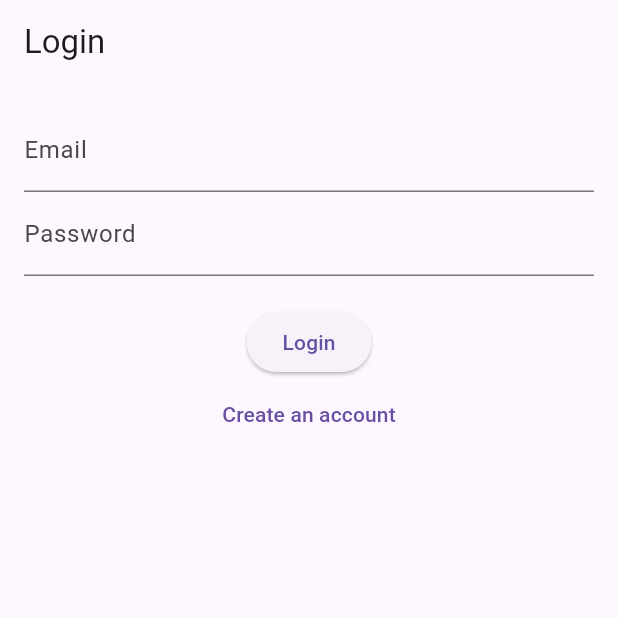
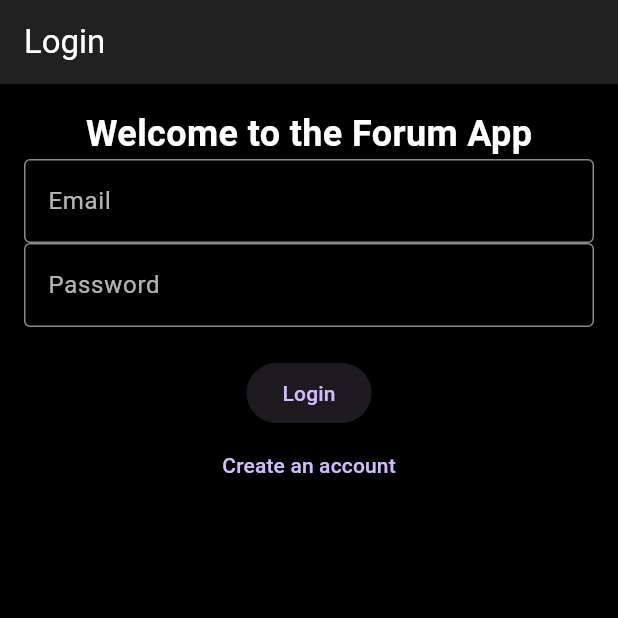
Before and after one commit to sd9550/project_2, a Flutter app: the screen it shows after launch, on a phone screen of 412 x 824 dp, the top half of it. Run offline on Flutter 3.47's test engine with Material 3 defaults, Android fonts, the light colour scheme and no system bars; our stand-ins replace cloud_firestore, firebase_auth, firebase_core; accounts and stored records are empty.

Commit message:
fourth commit: changed color scheme

```diff
--- a/lib/main.dart
+++ b/lib/main.dart
@@ -16,8 +16,6 @@ void main() async {
 }
 
 class ForumApp extends StatelessWidget {
-  const ForumApp({super.key});
-
   @override
   Widget build(BuildContext context) {
     return MultiProvider(
@@ -30,7 +28,36 @@ class ForumApp extends StatelessWidget {
       ],
       child: MaterialApp(
         title: 'Forum App',
-        theme: ThemeData(primarySwatch: Colors.blue),
+        theme: ThemeData.dark().copyWith(
+          primaryColor: Colors.blue,
+          scaffoldBackgroundColor: Colors.black,
+          //backgroundColor: Colors.black,
+          cardColor: Colors.grey[900],
+          appBarTheme: AppBarTheme(
+            backgroundColor: Colors.grey[900],
+            foregroundColor: Colors.white,
+          ),
+          textTheme: TextTheme(
+            bodyLarge: TextStyle(color: Colors.white),
+            bodyMedium: TextStyle(color: Colors.white),
+            titleLarge: TextStyle(color: Colors.white),
+            titleMedium: TextStyle(color: Colors.white),
+            titleSmall: TextStyle(color: Colors.white),
+          ),
+          inputDecorationTheme: InputDecorationTheme(
+            labelStyle: TextStyle(color: Colors.white70),
+            hintStyle: TextStyle(color: Colors.white54),
+            border: OutlineInputBorder(
+              borderSide: BorderSide(color: Colors.white54),
+            ),
+            enabledBorder: OutlineInputBorder(
+              borderSide: BorderSide(color: Colors.white54),
+            ),
+            focusedBorder: OutlineInputBorder(
+              borderSide: BorderSide(color: Colors.blue),
+            ),
+          ), dialogTheme: DialogThemeData(backgroundColor: Colors.grey[900]),
+        ),
         home: AuthenticationWrapper(),
       ),
     );
--- a/lib/screens/login_screen.dart
+++ b/lib/screens/login_screen.dart
@@ -1,9 +1,10 @@
 import 'package:flutter/material.dart';
 import 'package:provider/provider.dart';
 import '../services/auth_service.dart';
-import '../services/auth_service.dart';
 
 class LoginScreen extends StatefulWidget {
+  const LoginScreen({super.key});
+
   @override
   _LoginScreenState createState() => _LoginScreenState();
 }
@@ -57,6 +58,9 @@ class _LoginScreenState extends State<LoginScreen> {
           key: _formKey,
           child: Column(
             children: [
+              Text(
+                "Welcome to the Forum App",
+                style: TextStyle(fontSize: 24, fontWeight: FontWeight.bold)),
               if (!_isLogin)
                 TextFormField(
                   controller: _usernameController,
```
Also changed, not shown: lib/screens/account_screen.dart (added, +192 -0 lines), lib/screens/forum_screen.dart (+11 -1 lines).
